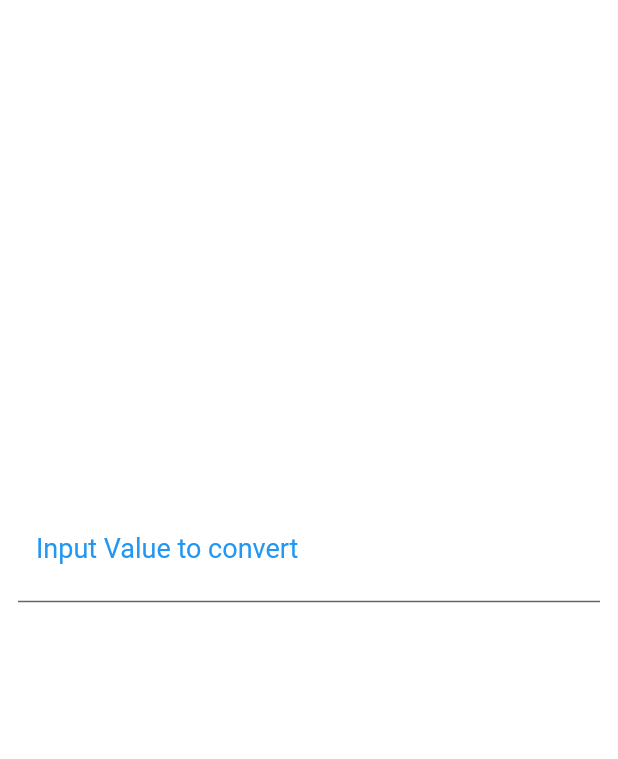
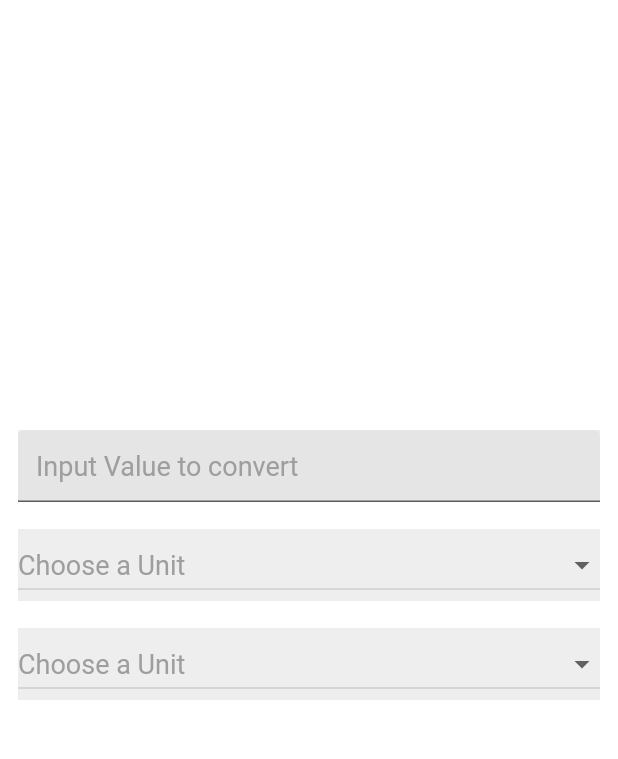
Before and after one commit to Salagoza/converter-app, a Flutter app: the AreaPage screen opened directly, on a phone screen of 412 x 824 dp, the part 113-872 px from its top. Run offline on Flutter 3.47's test engine with Material 2 defaults, Android fonts, the phone set to English and light mode, and no system bars.

Commit message:
Added Dropdown box for user to select unit

```diff
--- a/lib/area_page.dart
+++ b/lib/area_page.dart
@@ -1,7 +1,23 @@
 import 'package:flutter/material.dart';
 
-class AreaPage extends StatelessWidget {
+class AreaPage extends StatefulWidget {
   const AreaPage({Key? key}) : super(key: key);
+
+  @override
+  State<AreaPage> createState() => _AreaPageState();
+}
+
+class _AreaPageState extends State<AreaPage> {
+  List<String> areaUnits = ["Test1", "Test2"];
+  String? from;
+  String? to;
+  double? userInput;
+
+  @override
+  void initState(){
+    userInput = 0;
+    super.initState();
+  }
 
   @override
   Widget build(BuildContext context) {
@@ -31,32 +47,87 @@ class AreaPage extends StatelessWidget {
                     child: Column(
                       mainAxisAlignment: MainAxisAlignment.center,
                       crossAxisAlignment: CrossAxisAlignment.center,
-                  children: const [
-                    TextField(
+                      children: [
+                        Container(
+                          decoration: const BoxDecoration(
+                            color: Color(0xFFEEEEEE),
+                          ),
+                          child: const TextField(
                               decoration: InputDecoration(
                                 filled: true,
-                            fillColor: Colors.white,
-                            labelText: "Input Value to convert",
-                            labelStyle: TextStyle(
-                              fontWeight: FontWeight.normal,
-                              fontSize: 18.0,
-                              color: Colors.blue,
-                            )),
+                                hintText: "Input Value to convert",
+                                hintStyle: TextStyle(color : Colors.grey, fontSize: 18),
+                              ),
                               style: TextStyle(
-                          color: Colors.black,
-                          fontSize: 24.0,
-                          fontWeight: FontWeight.bold,
+                                color: Colors.grey,
+                                fontSize: 18,
                               ),
-                        textAlign: TextAlign.center,
-                        keyboardType: TextInputType.number),
-                    SizedBox(
-                      height: 20.0,
+                              keyboardType: TextInputType.number,
+
                           ),
+                        ),
+                        const SizedBox(
+                          height: 18.0,
+                        ),
+
+                        Container(
+                          decoration: const BoxDecoration(
+                            color: Color(0xFFEEEEEE)
+                          ),
+                          child: DropdownButton(
+                            hint: const Text(
+                              "Choose a Unit",
+                              style:
+                                  TextStyle(color: Colors.grey, fontSize: 18),
+                            ),
+                            value: from,
+                            isExpanded: true,
+                            items: areaUnits.map((String value) {
+                              return DropdownMenuItem(
+                                value: value,
+                                child: Text(value),
+                              );
+                            }).toList(),
+                            onChanged: (value) {
+                              setState(() {
+                                from = value as String?;
+                              });
+                            },
+                          ),
+                        ),
+                        const SizedBox(
+                          height: 18.0,
+                        ),
+                        Container(
+                          decoration: const BoxDecoration(
+                            color: Color(0xFFEEEEEE),
+                          ),
+                          child: DropdownButton(
+                            hint: const Text(
+                              "Choose a Unit",
+                              style:
+                                  TextStyle(color: Colors.grey, fontSize: 18),
+                            ),
+                            value: to,
+                            isExpanded: true,
+                            items: areaUnits.map((String value) {
+                              return DropdownMenuItem(
+                                value: value,
+                                child: Text(value),
+                              );
+                            }).toList(),
+                            onChanged: (value) {
+                              setState(() {
+                                to = value as String?;
+                              });
+                            },
+                          ),
+                        )
                       ],
                     ),
-              ))
-            ],
                   ),
+                ),
+              ]),
         ),
       ),
     );
```
Lines whose indentation alone changed are shown as unchanged.
